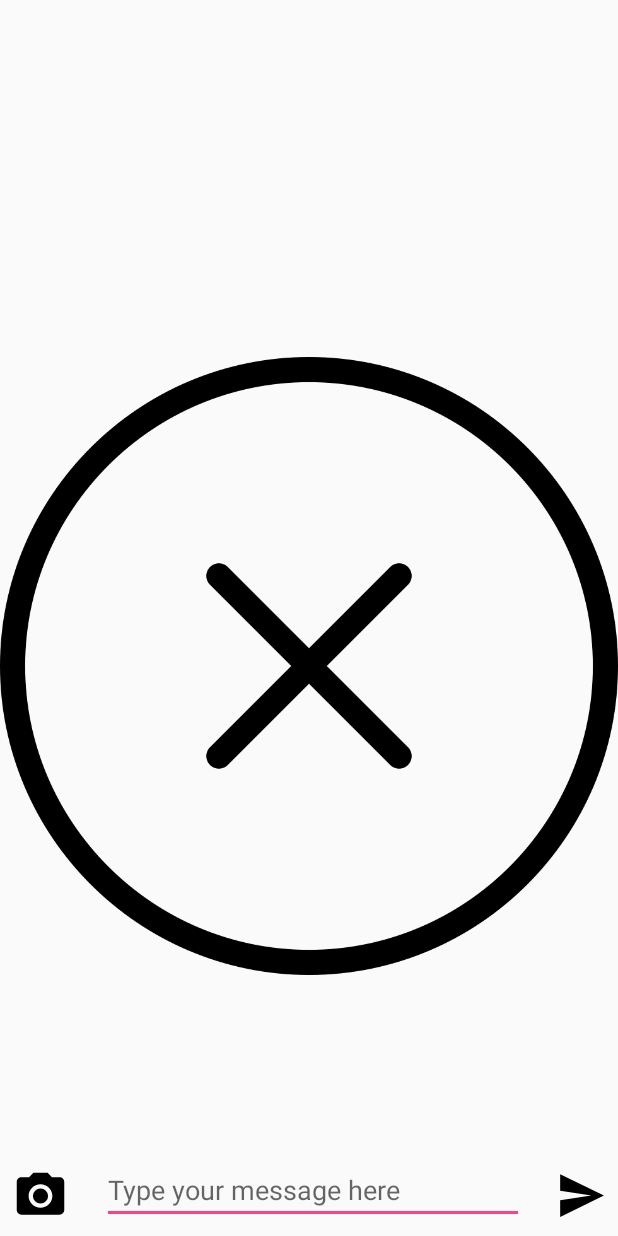
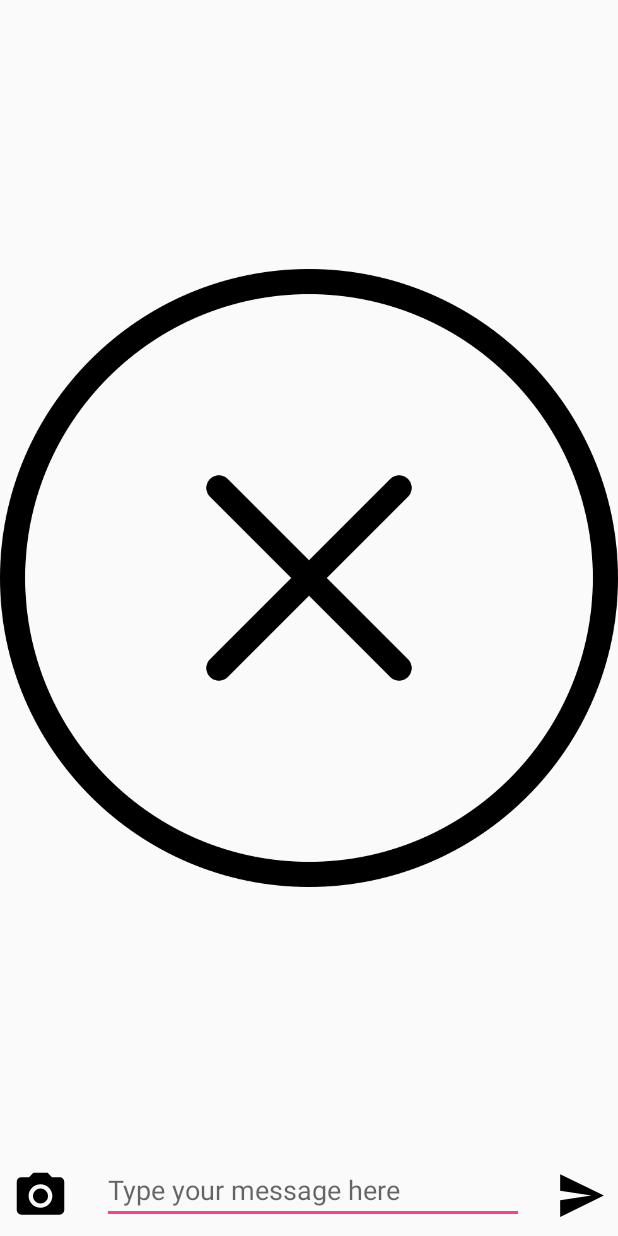
Before and after one commit to jilimm/HADR-Slave, an Android app: the layout fragment_message.xml on its own in the app's theme, with its tools: preview values and no code run, on a phone screen of 412 x 824 dp. Run offline under Robolectric (Android 15) with nearby library versions, the phone set to English and light mode, and no system bars.

Commit message:
MessageFrag
fixed up the ImageView

```diff
--- a/app/src/main/java/com/example/jingyun/hdarchallenge/Fragments/MessageFragment.java
+++ b/app/src/main/java/com/example/jingyun/hdarchallenge/Fragments/MessageFragment.java
@@ -166,7 +166,7 @@ public class MessageFragment extends Fragment implements GoogleApiClient.Connect
                         Uri downloadUrl = taskSnapshot.getDownloadUrl();
                         Toast.makeText(getActivity(), "Notification Submitted", Toast.LENGTH_SHORT).show();
                         fileName++;
-                        cameraPic.setImageResource(R.drawable.ic_menu_camera);
+                        cameraPic.setImageResource(R.mipmap.no_image_error);
                         msgEditText.setText("");
                     }
                 });
--- a/app/src/main/res/layout/fragment_message.xml
+++ b/app/src/main/res/layout/fragment_message.xml
@@ -47,7 +47,10 @@
         android:src="@mipmap/no_image_error"
         tools:layout_editor_absoluteX="0dp"
         tools:layout_editor_absoluteY="0dp"
-        app:layout_constraintBottom_toTopOf="@id/msg_enter_text"/>
+        app:layout_constraintBottom_toTopOf="@id/msg_enter_text"
+        app:layout_constraintTop_toTopOf="parent"
+        app:layout_constraintStart_toStartOf="parent"
+        app:layout_constinatEnd_toEndOf="parent"/>
 
 
 </android.support.constraint.ConstraintLayout>
```
